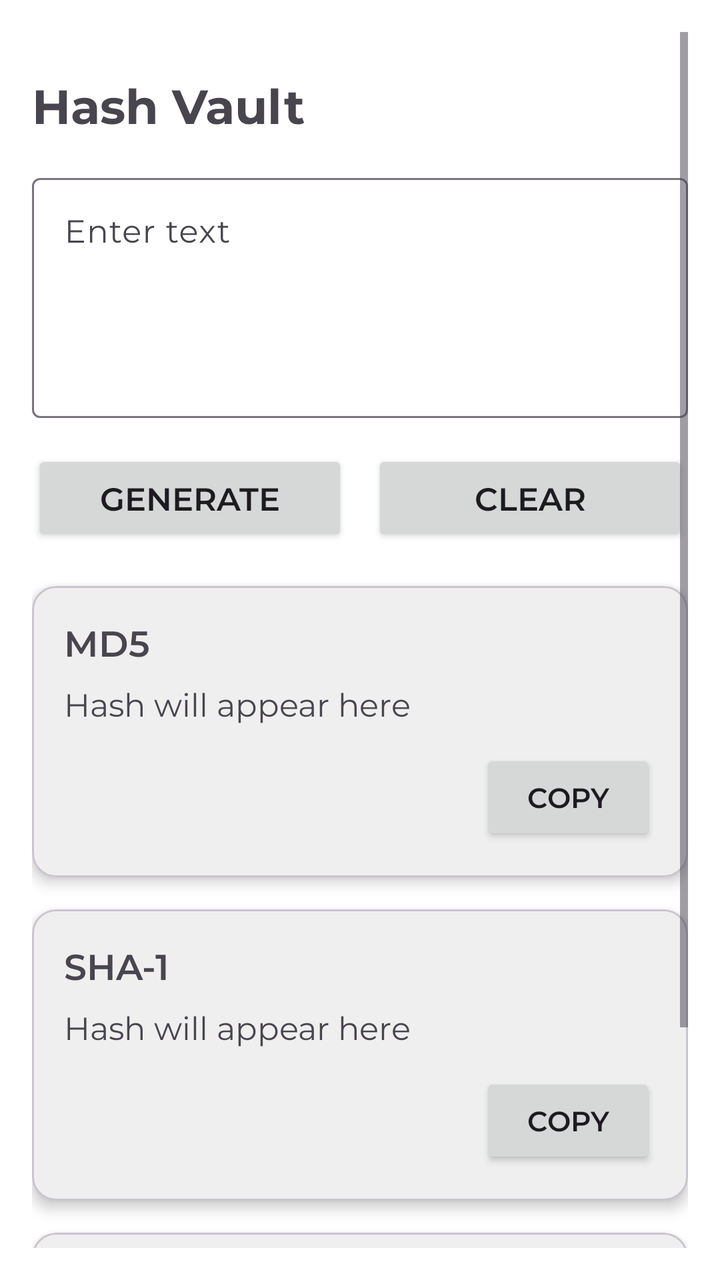
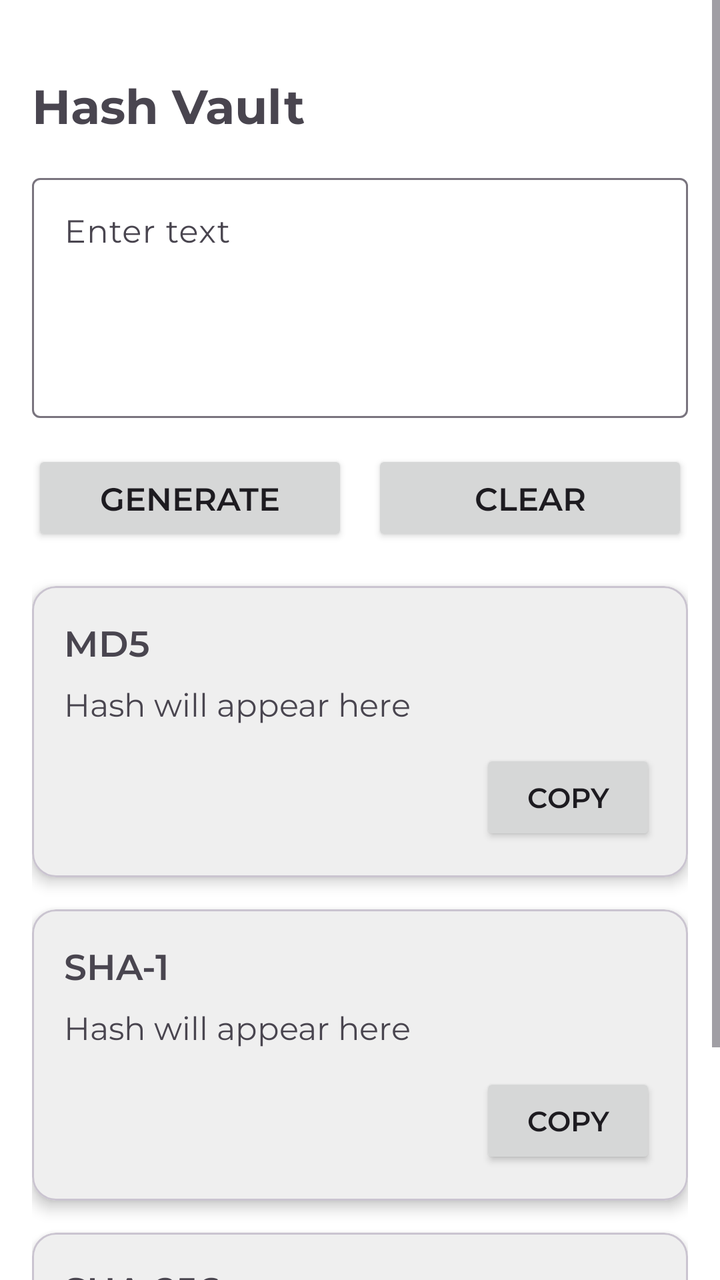

Screens rendered from an Android XML layout before and after an edit, with the pre-edit source and the edit as a unified diff.
<!-- AndroidManifest.xml: application theme Theme.HashVault -->
<!-- res/layout/activity_main.xml -->
<?xml version="1.0" encoding="utf-8"?>
<ScrollView xmlns:android="http://schemas.android.com/apk/res/android"
    xmlns:app="http://schemas.android.com/apk/res-auto"
    android:id="@+id/main"
    android:layout_width="match_parent"
    android:layout_height="match_parent"
    android:background="@color/background"
    android:padding="16dp">

    <LinearLayout
        android:layout_width="match_parent"
        android:layout_height="wrap_content"
        android:orientation="vertical">

        <TextView
            android:id="@+id/app_title"
            android:layout_width="match_parent"
            android:layout_height="wrap_content"
            android:layout_marginTop="20dp"
            android:layout_marginBottom="15dp"
            android:fontFamily="@font/montserrat_bold"
            android:text="@string/app_name"
            android:textAlignment="center"
            android:textSize="24sp" />

        <com.google.android.material.textfield.TextInputLayout
            android:layout_width="match_parent"
            android:layout_height="wrap_content"
            android:hint="@string/enter_text">

            <com.google.android.material.textfield.TextInputEditText
                android:id="@+id/input_text"
                android:layout_width="match_parent"
                android:layout_height="wrap_content"
                android:fontFamily="@font/montserrat"
                android:gravity="top|start"
                android:inputType="textMultiLine"
                android:maxLines="8"
                android:minHeight="120dp"
                android:textSize="16sp" />
        </com.google.android.material.textfield.TextInputLayout>

        <LinearLayout
            android:layout_width="match_parent"
            android:layout_height="wrap_content"
            android:layout_marginTop="16dp"
            android:orientation="horizontal">

            <Button
                android:id="@+id/button_generate"
                android:layout_width="0dp"
                android:layout_height="wrap_content"
                android:layout_weight="1"
                android:fontFamily="@font/montserrat_semibold"
                android:text="@string/generate"
                android:textSize="16sp" />

            <Space
                android:layout_width="12dp"
                android:layout_height="wrap_content" />

            <Button
                android:id="@+id/button_clear"
                android:layout_width="0dp"
                android:layout_height="wrap_content"
                android:layout_weight="1"
                android:fontFamily="@font/montserrat_semibold"
                android:text="@string/clear"
                android:textSize="16sp" />
        </LinearLayout>

        <com.google.android.material.card.MaterialCardView
            android:layout_width="match_parent"
            android:layout_height="wrap_content"
            android:layout_marginTop="20dp"
            app:cardBackgroundColor="@color/card_background"
            app:cardCornerRadius="12dp"
            app:cardElevation="4dp">

            <LinearLayout
                android:layout_width="match_parent"
                android:layout_height="wrap_content"
                android:orientation="vertical"
                android:padding="16dp">

                <TextView
                    android:layout_width="wrap_content"
                    android:layout_height="wrap_content"
                    android:fontFamily="@font/montserrat_semibold"
                    android:text="@string/md5"
                    android:textSize="18sp" />

                <TextView
                    android:id="@+id/md5_hash"
                    android:layout_width="match_parent"
                    android:layout_height="wrap_content"
                    android:layout_marginTop="8dp"
                    android:fontFamily="@font/montserrat"
                    android:text="@string/hash_text"
                    android:textIsSelectable="true"
                    android:textSize="16sp" />

                <Button
                    android:id="@+id/button_copy_md5"
                    android:layout_width="wrap_content"
                    android:layout_height="wrap_content"
                    android:layout_gravity="end"
                    android:layout_marginTop="12dp"
                    android:fontFamily="@font/montserrat_semibold"
                    android:text="@string/copy"
                    android:textSize="14sp" />
            </LinearLayout>

        </com.google.android.material.card.MaterialCardView>

        <com.google.android.material.card.MaterialCardView
            android:layout_width="match_parent"
            android:layout_height="wrap_content"
            android:layout_marginTop="16dp"
            app:cardBackgroundColor="@color/card_background"
            app:cardCornerRadius="12dp"
            app:cardElevation="4dp">

            <LinearLayout
                android:layout_width="match_parent"
                android:layout_height="wrap_content"
                android:orientation="vertical"
                android:padding="16dp">

                <TextView
                    android:layout_width="wrap_content"
                    android:layout_height="wrap_content"
                    android:fontFamily="@font/montserrat_semibold"
                    android:text="@string/sha_1"
                    android:textSize="18sp" />

                <TextView
                    android:id="@+id/sha1_hash"
                    android:layout_width="match_parent"
                    android:layout_height="wrap_content"
                    android:layout_marginTop="8dp"
                    android:fontFamily="@font/montserrat"
                    android:text="@string/hash_text"
                    android:textIsSelectable="true"
                    android:textSize="16sp" />

                <Button
                    android:id="@+id/button_copy_sha1"
                    android:layout_width="wrap_content"
                    android:layout_height="wrap_content"
                    android:layout_gravity="end"
                    android:layout_marginTop="12dp"
                    android:fontFamily="@font/montserrat_semibold"
                    android:text="@string/copy"
                    android:textSize="14sp" />
            </LinearLayout>

        </com.google.android.material.card.MaterialCardView>

        <com.google.android.material.card.MaterialCardView
            android:layout_width="match_parent"
            android:layout_height="wrap_content"
            android:layout_marginTop="16dp"
            android:layout_marginBottom="20dp"
            app:cardBackgroundColor="@color/card_background"
            app:cardCornerRadius="12dp"
            app:cardElevation="4dp">

            <LinearLayout
                android:layout_width="match_parent"
                android:layout_height="wrap_content"
                android:orientation="vertical"
                android:padding="16dp">

                <TextView
                    android:layout_width="wrap_content"
                    android:layout_height="wrap_content"
                    android:fontFamily="@font/montserrat_semibold"
                    android:text="@string/sha_256"
                    android:textSize="18sp" />

                <TextView
                    android:id="@+id/sha256_hash"
                    android:layout_width="match_parent"
                    android:layout_height="wrap_content"
                    android:layout_marginTop="8dp"
                    android:fontFamily="@font/montserrat"
                    android:text="@string/hash_text"
                    android:textIsSelectable="true"
                    android:textSize="16sp" />

                <Button
                    android:id="@+id/button_copy_sha256"
                    android:layout_width="wrap_content"
                    android:layout_height="wrap_content"
                    android:layout_gravity="end"
                    android:layout_marginTop="12dp"
                    android:fontFamily="@font/montserrat_semibold"
                    android:text="@string/copy"
                    android:textSize="14sp" />
            </LinearLayout>

        </com.google.android.material.card.MaterialCardView>

    </LinearLayout>

</ScrollView>
<!-- resources referenced by this layout -->
<resources>
  <color name="background">@color/white</color>
  <color name="card_background">@color/Light_Grey</color>
  <string name="app_name">Hash Vault</string>
  <string name="clear">Clear</string>
  <string name="copy">Copy</string>
  <string name="enter_text">Enter text</string>
  <string name="generate">Generate</string>
  <string name="hash_text">Hash will appear here</string>
  <string name="md5">MD5</string>
  <string name="sha_1">SHA-1</string>
  <string name="sha_256">SHA-256</string>
  <style name="Theme.HashVault" parent="Base.Theme.HashVault" />
  <color name="white">#FFFFFFFF</color>
  <color name="Light_Grey">#EFEFEF</color>
  <style name="Base.Theme.HashVault" parent="Theme.Material3.DayNight.NoActionBar">
          
          
      </style>
</resources>

<!-- the commit's change to res/layout/activity_main.xml (unified diff, before → after) -->
@@ -4,13 +4,13 @@
     android:id="@+id/main"
     android:layout_width="match_parent"
     android:layout_height="match_parent"
-    android:background="@color/background"
-    android:padding="16dp">
+    android:background="@color/background">
 
     <LinearLayout
         android:layout_width="match_parent"
         android:layout_height="wrap_content"
-        android:orientation="vertical">
+        android:orientation="vertical"
+        android:layout_margin="16dp">
 
         <TextView
             android:id="@+id/app_title"
